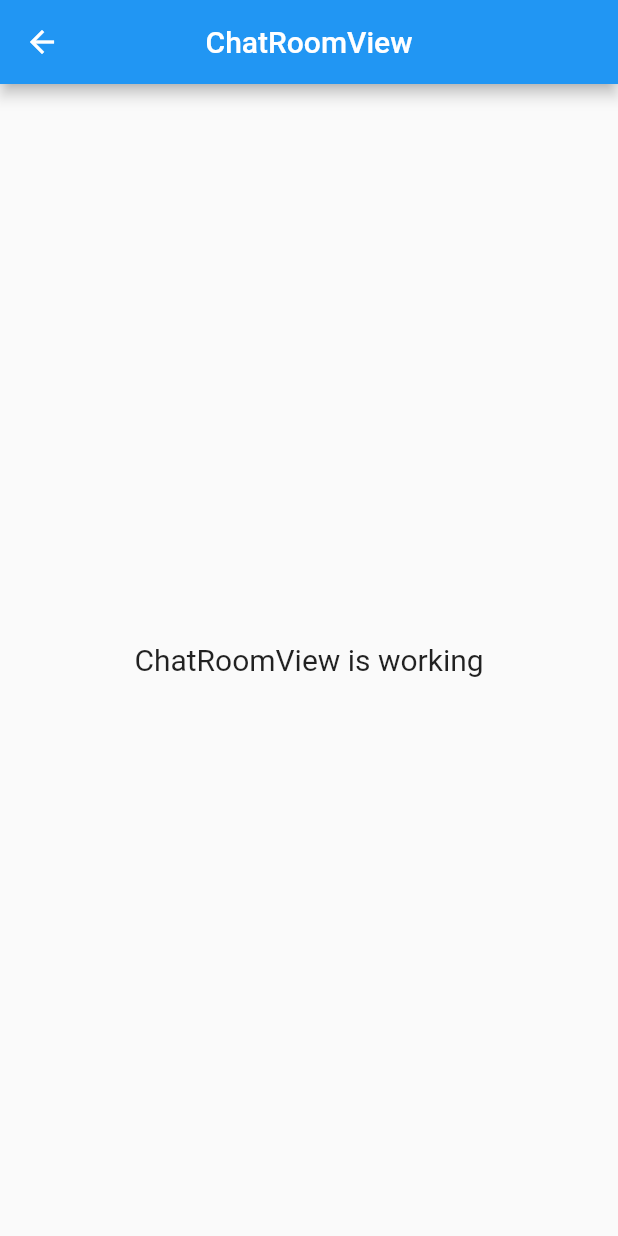
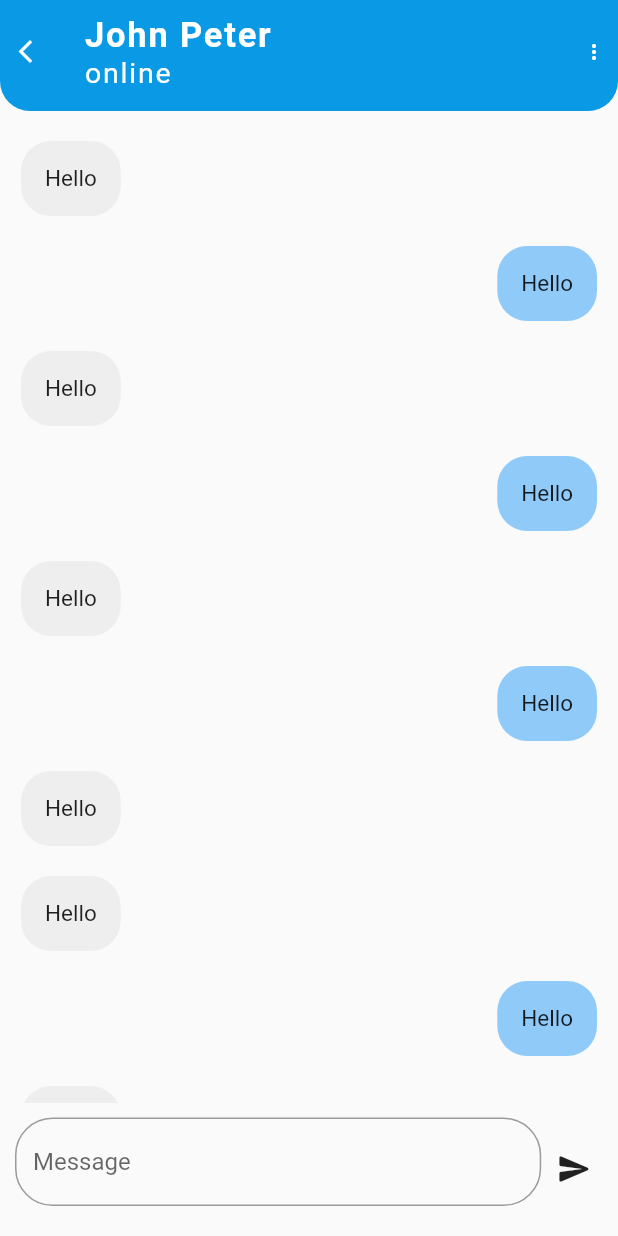
Before and after one commit to BrijeshLinearloop/ConfidentialChatApp, a Flutter app: the ChatRoomView screen opened by its route, on a phone screen of 412 x 824 dp. Run offline on Flutter 3.47's test engine with Material 2 defaults, Android fonts, the phone set to English and light mode, and no system bars; our stand-ins replace awesome_dialog, bouncing_widget, cloud_firestore, connectivity_plus, firebase_auth, firebase_core and 8 more; accounts and stored records are empty.

Commit message:
chat room design

```diff
--- a/lib/app/modules/chatRoom/views/chat_room_view.dart
+++ b/lib/app/modules/chatRoom/views/chat_room_view.dart
@@ -1,22 +1,124 @@
+import 'package:confidential_chat_app/utils/color_constant.dart';
+import 'package:confidential_chat_app/utils/constants_class.dart';
 import 'package:flutter/material.dart';
 
 import 'package:get/get.dart';
 
+import '../../../../utils/math_utils.dart';
 import '../controllers/chat_room_controller.dart';
 
 class ChatRoomView extends GetView<ChatRoomController> {
-  const ChatRoomView({Key? key}) : super(key: key);
+   ChatRoomView({Key? key}) : super(key: key);
+
+  List messages  =[
+    'receiver', 'sender','receiver','sender','receiver','sender','receiver',
+    'receiver', 'sender','receiver','sender','receiver','sender','receiver',
+    'sender','receiver','sender','receiver','sender','receiver', 'sender','receiver','sender','receiver','sender'];
   @override
   Widget build(BuildContext context) {
     return Scaffold(
-      appBar: AppBar(
-        title: const Text('ChatRoomView'),
-        centerTitle: true,
+      bottomNavigationBar: Row(
+        children: [
+          Padding(
+            padding: const EdgeInsets.only(bottom: 10.0),
+            child: Container(
+              width: MediaQuery.of(context).size.width *0.90,
+              decoration: BoxDecoration(
+              ),
+              child: Padding(
+                padding: const EdgeInsets.all(10.0),
+                child: TextField(
+                  decoration: InputDecoration(
+                    hintText: "Message",
+                    border: OutlineInputBorder(
+                      borderRadius: BorderRadius.all(Radius.circular(25))
+                    )
+                  ),
+                ),
+              ),
+            ),
+          ),
+          Icon(Icons.send_rounded)
+        ],
       ),
-      body: Center(
-        child: Text(
-          'ChatRoomView is working',
-          style: TextStyle(fontSize: 20),
+
+      body: SafeArea(
+
+        child: SingleChildScrollView(
+          child: Column(
+            children: [
+             Container(
+               decoration: BoxDecoration(
+                   color: ColorConstant.colorSkyBlue,
+                   borderRadius: BorderRadius.only(bottomRight: Radius.circular(20),bottomLeft: Radius.circular(20))
+               ),
+               child: Padding(
+                 padding: const EdgeInsets.only(left: 8.0,right: 8.0, bottom: 15.0,top: 10),
+                 child: Row(
+                   children: [
+                     Icon(Icons.arrow_back_ios_new_outlined,color: ColorConstant.colorWhite,size: 18,),
+                     Container(
+                       height: 30,
+                       width: 30,
+                       color: ColorConstant.colorSkyBlue,
+                     ),
+                     Column(
+                       mainAxisAlignment: MainAxisAlignment.start,
+                       crossAxisAlignment: CrossAxisAlignment.start,
+                       children: [
+                         Text("John Peter",
+                           style: TextStyle(
+                             letterSpacing: 1.2,
+                             fontFamily: ConstantsClass.fontFamily,
+                             color: ColorConstant.colorWhite,
+                             fontWeight: FontWeight.bold,
+                             fontSize: getFontSize(22),
+                             // fontWeight: FontWeight.bold,
+                           ),
+                         ),
+                         Text("online",
+                           style: TextStyle(
+                             letterSpacing: 1.2,
+                             fontFamily: ConstantsClass.fontFamily,
+                             color: ColorConstant.colorWhite,
+                             fontSize: getFontSize(18),
+                             // fontWeight: FontWeight.bold,
+                           ),
+                         )
+                       ],
+                     ),
+                     Spacer(),
+                     Icon(Icons.more_vert,color: ColorConstant.colorWhite,size: 16,)
+                   ],
+                 ),
+               ),
+             ),
+
+
+              ListView.builder(
+                itemCount: messages.length,
+                shrinkWrap: true,
+                padding: EdgeInsets.only(top: 10,bottom: 10),
+                physics: NeverScrollableScrollPhysics(),
+                itemBuilder: (context, index){
+                  return Container(
+                    padding: EdgeInsets.only(left: 14,right: 14,top: 10,bottom: 10),
+                    child: Align(
+                      alignment: (messages[index] == "receiver"?Alignment.topLeft:Alignment.topRight),
+                      child: Container(
+                        decoration: BoxDecoration(
+                          borderRadius: BorderRadius.circular(20),
+                          color: (messages[index]  == "receiver"?Colors.grey.shade200:Colors.blue[200]),
+                        ),
+                        padding: EdgeInsets.all(16),
+                        child: Text("Hello", style: TextStyle(fontSize: 15),),
+                      ),
+                    ),
+                  );
+                },
+              ),
+            ],
+          ),
         ),
       ),
     );
--- a/lib/app/modules/dashboard/views/dashboard_view.dart
+++ b/lib/app/modules/dashboard/views/dashboard_view.dart
@@ -265,7 +265,10 @@ class _ConversationListState extends State<ConversationList> {
   @override
   Widget build(BuildContext context) {
     return GestureDetector(
-      onTap: () {},
+      onTap: () {
+        print("Chat room");
+        Get.toNamed(Routes.CHAT_ROOM);
+      },
       child: Container(
         padding: EdgeInsets.only(left: 16, right: 16, top: 10, bottom: 10),
         child: Row(
--- a/lib/app/routes/app_pages.dart
+++ b/lib/app/routes/app_pages.dart
@@ -57,7 +57,7 @@ class AppPages {
     ),
     GetPage(
       name: _Paths.CHAT_ROOM,
-      page: () => const ChatRoomView(),
+      page: () =>  ChatRoomView(),
       binding: ChatRoomBinding(),
     ),
     GetPage(
```
